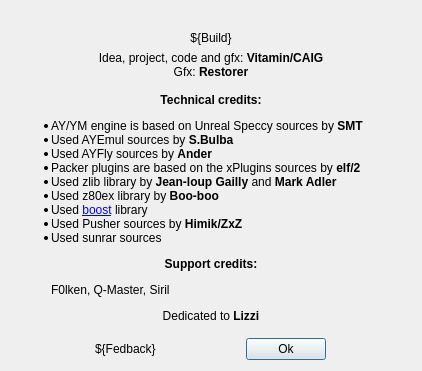
Above: apps/zxtune-qt/ui/informational/aboutdialog.ui from vitamin-caig/zxtune before the change. Below: the same form after it.
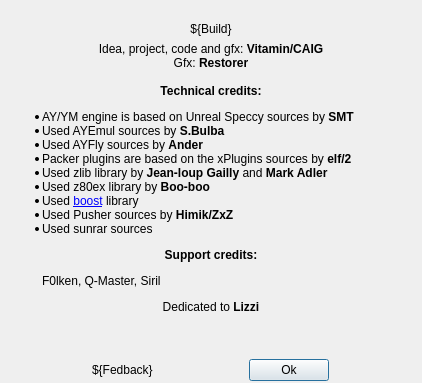
That is the form after the change. Icons and pictures are not drawn.

Commit message: zxtune-qt: fixed margins.

What changed in the file:
```diff
--- a/apps/zxtune-qt/ui/informational/aboutdialog.ui
+++ b/apps/zxtune-qt/ui/informational/aboutdialog.ui
@@ -10,7 +10,7 @@
     <x>0</x>
     <y>0</y>
     <width>422</width>
-    <height>371</height>
+    <height>383</height>
    </rect>
   </property>
   <property name="windowTitle">
@@ -28,6 +28,9 @@
    <bool>true</bool>
   </property>
   <layout class="QVBoxLayout" name="verticalLayout">
+   <property name="margin">
+    <number>2</number>
+   </property>
    <item>
     <widget class="QLabel" name="logo">
      <property name="text">
```
The commit also changes 9 other files.
